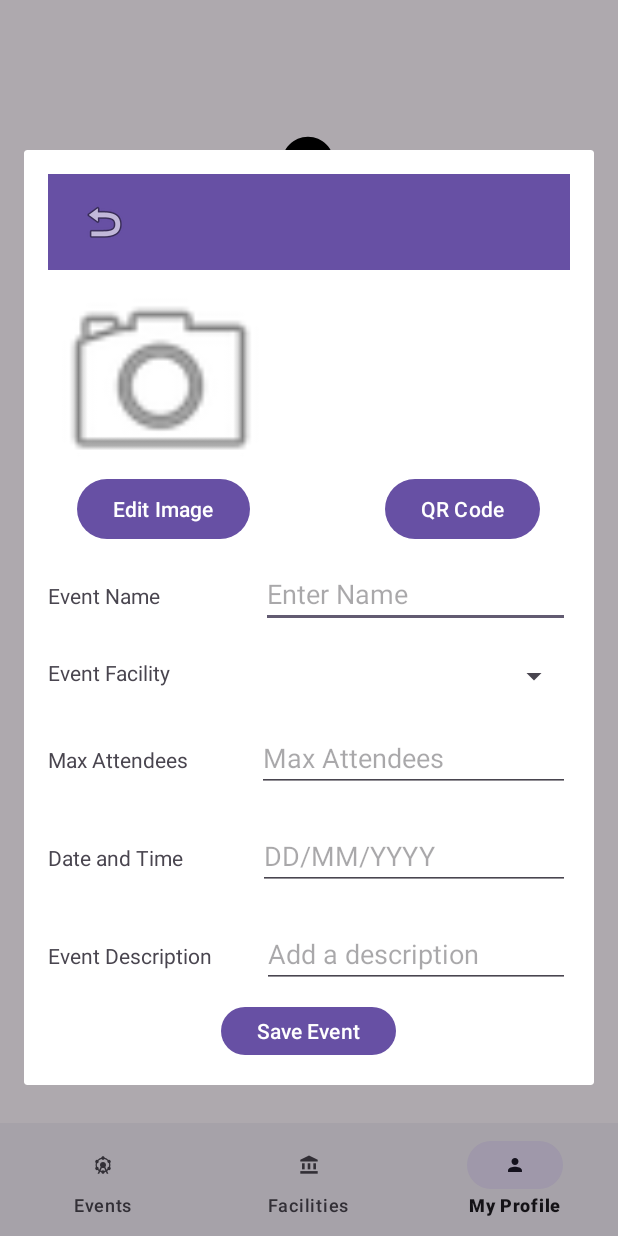
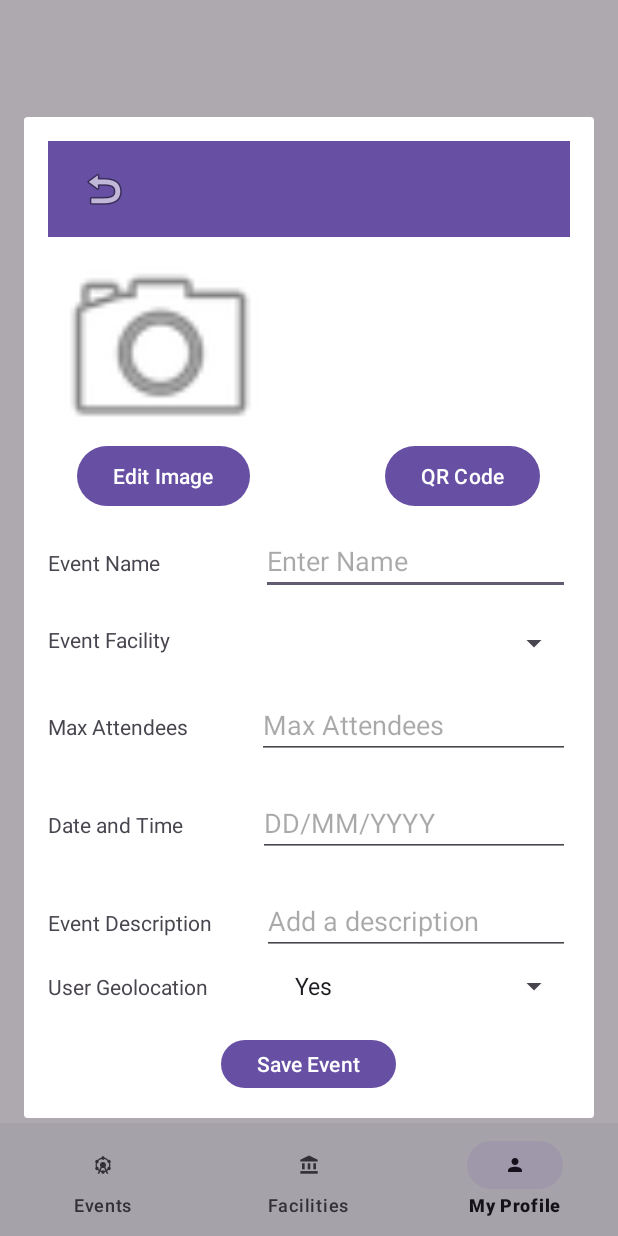
Before and after one commit to CMPUT301F24jigsaw/jigsaw-EventHub, an Android app: the fragment OrganizerAddEvent placed in its activity, item 3 of the bottom bar chosen, on a phone screen of 412 x 824 dp. Run offline under Robolectric (Android 15) with nearby library versions, the phone set to English and light mode, and no system bars; our stand-ins replace Firebase (no records; nobody signed in at launch, a user with empty details on screens opened directly); libraries missing offline, so code that uses them is left out: com.journeyapps.barcodescanner; pictures from the network do not load; 5 statements that could not run were skipped.

Commit message:
US 01.08.01, US 02.02.03 completed

```diff
--- a/app/src/main/java/com/example/eventhub_jigsaw/organizer/event/OrganizerAddEvent.java
+++ b/app/src/main/java/com/example/eventhub_jigsaw/organizer/event/OrganizerAddEvent.java
@@ -39,7 +39,7 @@ public class OrganizerAddEvent extends DialogFragment {
 
     private FirebaseFirestore db;
     private EditText eventName, maxAttendees, dateTime, eventDescription;
-    Spinner facilityLocation ;
+    Spinner facilityLocation, userGeolocation ;
     private ImageView qrCodeImageView;
 
     private OnEventAddedListener eventAddedListener;// Listener for notifying when an event is added
@@ -67,6 +67,7 @@ public class OrganizerAddEvent extends DialogFragment {
         eventDescription = view.findViewById(R.id.eventDescription);
         qrCodeImageView = view.findViewById(R.id.eventQR);
         facilityLocation = view.findViewById(R.id.eventLocation);
+        userGeolocation = view.findViewById(R.id.eventGeoLocation);
 
         String organizerID = Settings.Secure.getString(requireContext().getContentResolver(), Settings.Secure.ANDROID_ID);
         db = FirebaseFirestore.getInstance();
@@ -85,6 +86,7 @@ public class OrganizerAddEvent extends DialogFragment {
             int maxAttendeesInt = Integer.parseInt(maxAttendees.getText().toString().trim());
 
             Facility selectedFacility = (Facility) facilityLocation.getSelectedItem();
+            boolean geolocation = userGeolocation.getSelectedItem().toString().equalsIgnoreCase("Yes");
 
             Event newEvent = new Event(name, date, organizerID, maxAttendeesInt, description);
             newEvent.setFacilityId(selectedFacility.getFacilityID());
@@ -92,6 +94,7 @@ public class OrganizerAddEvent extends DialogFragment {
             newEvent.setSampledUsers(new ArrayList<>());
             newEvent.setRegisteredUsers(new ArrayList<>());
             newEvent.setDeclinedInvitationUser(new ArrayList<>());
+            newEvent.setGeolocation(geolocation);
 
             db.collection("events").add(newEvent)
                     .addOnSuccessListener(documentReference -> generateAndSaveQrCode(documentReference.getId()))
--- a/app/src/main/res/layout/organizer_add_event.xml
+++ b/app/src/main/res/layout/organizer_add_event.xml
@@ -180,6 +180,27 @@
             android:hint="Add a description" />
     </LinearLayout>
 
+    <LinearLayout
+        android:layout_width="match_parent"
+        android:layout_height="wrap_content"
+        android:orientation="horizontal"
+        android:paddingBottom="20dp">
+
+        <TextView
+            android:layout_width="wrap_content"
+            android:layout_height="wrap_content"
+            android:text="User Geolocation"
+            android:paddingEnd="50dp"
+            android:labelFor="@id/eventGeoLocation" />
+
+        <Spinner
+            android:id="@+id/eventGeoLocation"
+            android:layout_width="0dp"
+            android:layout_height="wrap_content"
+            android:layout_weight="1"
+            android:entries="@array/geolocation_spinner"/>
+    </LinearLayout>
+
     <!-- Buttons -->
     <LinearLayout
         android:layout_width="match_parent"
@@ -201,6 +222,7 @@
 <!--            android:layout_marginStart="16dp" />-->
     </LinearLayout>
 
+
     <!-- Edit Image & QR Code buttons -->
 
 
--- a/app/src/main/res/values/strings.xml
+++ b/app/src/main/res/values/strings.xml
@@ -4,4 +4,8 @@
         <item>Entrant</item>
         <item>Organizer</item>
     </string-array>
+    <string-array name="geolocation_spinner">
+        <item>Yes</item>
+        <item>No</item>
+    </string-array>
 </resources>
```
Also changed, not shown: app/src/main/java/com/example/eventhub_jigsaw/EventDetailsActivity.java (+9 -1 lines), app/src/main/java/com/example/eventhub_jigsaw/organizer/OrganizerViewWaitlist.java (+46 -32 lines), app/src/main/java/com/example/eventhub_jigsaw/organizer/WaitlistAdapter.java (+68 -2 lines), app/src/main/res/layout/qr_scan_event_details.xml (+7 -0 lines).
